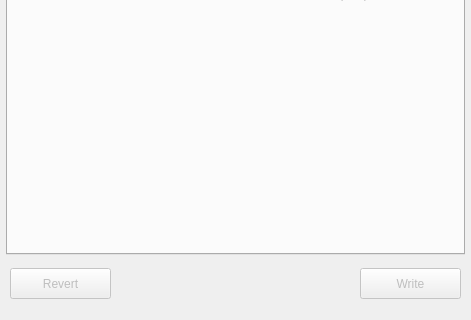
bloguetronica/mcp2210-conf, file src/configuratorwindow.ui: the form before one commit; both pictures show x 0 to 471 and y 281 to 601 of the 471 by 601 pixel window.
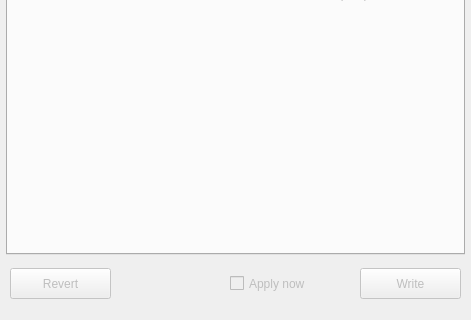
The form after the commit. Icons and pictures are not drawn.

The edit to the form file:
```diff
--- a/src/configuratorwindow.ui
+++ b/src/configuratorwindow.ui
@@ -990,6 +990,22 @@
      <string>Write</string>
     </property>
    </widget>
+   <widget class="QCheckBox" name="checkBoxApplyNow">
+    <property name="enabled">
+     <bool>false</bool>
+    </property>
+    <property name="geometry">
+     <rect>
+      <x>230</x>
+      <y>535</y>
+      <width>121</width>
+      <height>21</height>
+     </rect>
+    </property>
+    <property name="text">
+     <string>Apply now</string>
+    </property>
+   </widget>
   </widget>
   <widget class="QMenuBar" name="menuBar">
    <property name="geometry">
```
